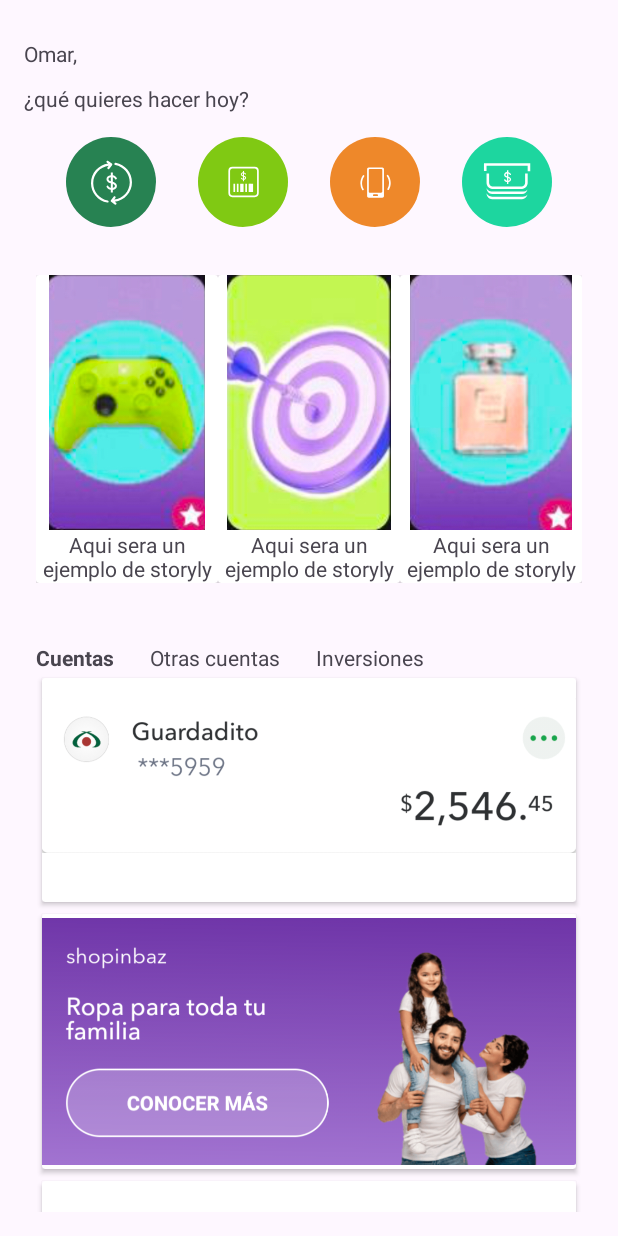
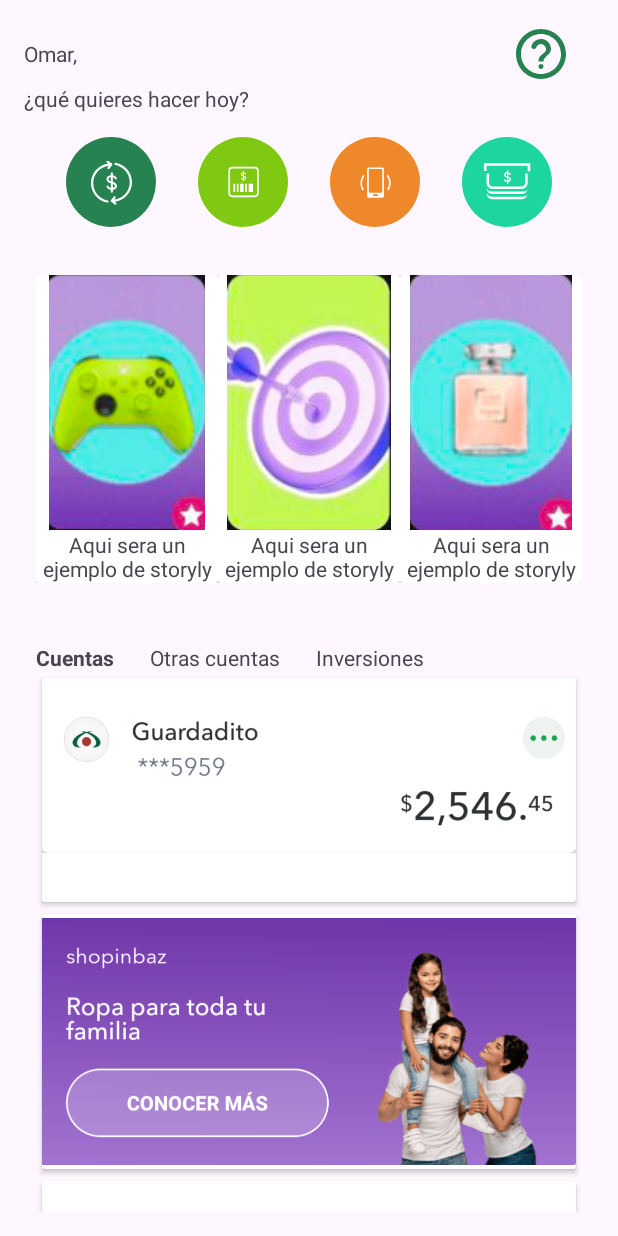
Before and after one commit to DevelopAndroid1496/ShowCaseExample, an Android app: the screen it shows after launch (MainActivity), on a phone screen of 412 x 824 dp. Run offline under Robolectric (Android 15) with nearby library versions, the phone set to English and light mode, and no system bars; libraries missing offline, so code that uses them is left out: uk.co.deanwild; 3 statements that could not run were skipped.

Commit message:
add help icon

```diff
--- a/app/src/main/java/com/example/showcaseviewexample/MainActivity.kt
+++ b/app/src/main/java/com/example/showcaseviewexample/MainActivity.kt
@@ -35,7 +35,7 @@ class MainActivity : AppCompatActivity() {
         val target = findViewById<View>(R.id.cv_five)
         val element1 = findViewById<View>(R.id.iv_one)
         val element2 = findViewById<View>(R.id.cv_two)
-        val element3 = findViewById<View>(R.id.iv_four)
+        val element3 = findViewById<View>(R.id.ayuda)
 
         val targets = arrayOf(element1,element2,element3)
 
--- /dev/null
+++ b/app/src/main/res/drawable/sds_icons_ayuda_settings.xml
@@ -0,0 +1,12 @@
+<vector xmlns:android="http://schemas.android.com/apk/res/android"
+    android:width="24dp"
+    android:height="24dp"
+    android:viewportWidth="24"
+    android:viewportHeight="24">
+  <path
+      android:pathData="M12,2C6.48,2 2,6.48 2,12C2,17.52 6.48,22 12,22C17.52,22 22,17.52 22,12C22,6.48 17.52,2 12,2ZM12,20C7.59,20 4,16.41 4,12C4,7.59 7.59,4 12,4C16.41,4 20,7.59 20,12C20,16.41 16.41,20 12,20ZM12,18C12.5523,18 13,17.5523 13,17C13,16.4477 12.5523,16 12,16C11.4477,16 11,16.4477 11,17C11,17.5523 11.4477,18 12,18ZM8.18,8.83C8,9.41 8.44,10 9.05,10L9.25,10C9.66,10 9.99,9.71 10.13,9.33C10.45,8.44 11.4,7.83 12.43,8.05C13.38,8.25 14.08,9.18 14,10.15C13.9,11.49 12.38,11.78 11.55,13.03C11.55,13.04 11.54,13.04 11.54,13.05C11.53,13.07 11.52,13.08 11.51,13.1C11.42,13.25 11.33,13.42 11.26,13.6C11.25,13.63 11.23,13.65 11.22,13.68C11.21,13.7 11.21,13.72 11.2,13.75C11.08,14.09 11,14.5 11,15L13,15C13,14.58 13.11,14.23 13.28,13.93C13.3,13.9 13.31,13.87 13.33,13.84C13.41,13.7 13.51,13.57 13.61,13.45C13.62,13.44 13.63,13.42 13.64,13.41C13.74,13.29 13.85,13.18 13.97,13.07C14.93,12.16 16.23,11.42 15.96,9.51C15.72,7.77 14.35,6.3 12.61,6.04C10.55,5.74 8.73,7.01 8.18,8.83Z"
+      android:strokeWidth="1"
+      android:fillColor="#2E3032"
+      android:fillType="nonZero"
+      android:strokeColor="#00000000"/>
+</vector>
--- a/app/src/main/res/layout/activity_main.xml
+++ b/app/src/main/res/layout/activity_main.xml
@@ -26,7 +26,10 @@
                 android:layout_width="wrap_content"
                 android:layout_height="wrap_content"/>
             <ImageView
+                android:id="@+id/ayuda"
+                android:src="@drawable/sds_icons_ayuda_settings"
                 android:layout_weight="1"
+                android:tint="@color/dark_green"
                 android:layout_width="40dp"
                 android:layout_height="40dp"/>
         </LinearLayout>
```
